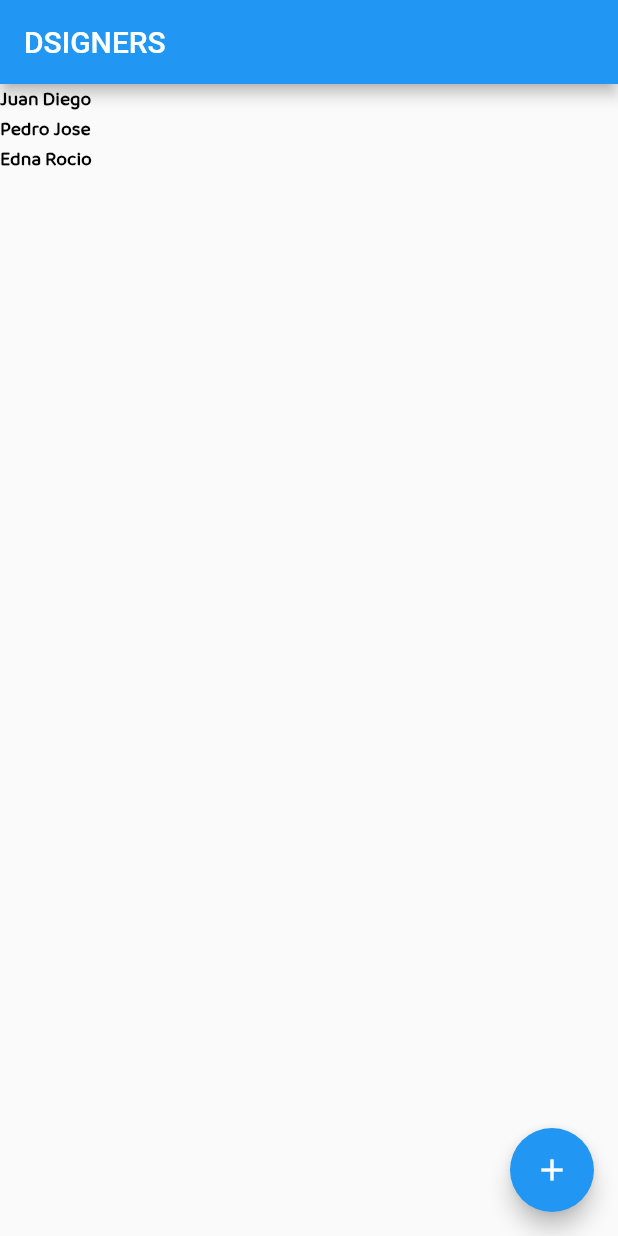
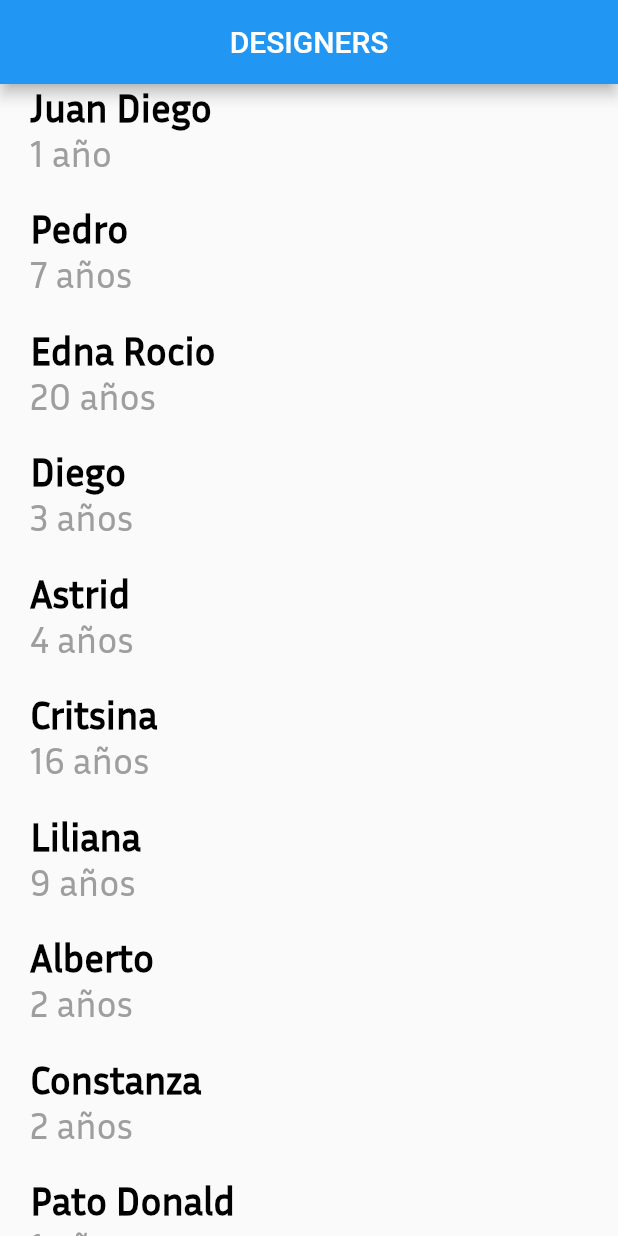
Before and after one commit to darvela/contact_list, a Flutter app: the screen it shows after launch, on a phone screen of 412 x 824 dp. Run offline on Flutter 3.47's test engine with Material 2 defaults, Android fonts, the phone set to English and light mode, and no system bars.

Commit message:
Column is created to locate name and experience, Styles applied to text Font is changed beacause the interline space is very big and it impacts de proximity principle

```diff
--- a/fonts/Baloo_Thambi_2/OFL.txt
+++ b/fonts/Lobster/OFL.txt
@@ -1,4 +1,4 @@
-Copyright (c) 2015 Ek Type (www.ektype.in)
+Copyright 2010 The Lobster Project Authors (https://github.com/impallari/The-Lobster-Font), with Reserved Font Name "Lobster".
 
 This Font Software is licensed under the SIL Open Font License, Version 1.1.
 This license is copied below, and is also available with a FAQ at:
--- a/lib/contact.dart
+++ b/lib/contact.dart
@@ -1,26 +1,57 @@
+
 import 'package:flutter/material.dart';
 
 class Contact extends StatelessWidget{
 
-  String name = "Juan Diego";
+  String name;
+  String experience;
 
-
-  Contact(this.name);
+  Contact(this.name, this.experience);
 
   @override
   Widget build(BuildContext context) {
-    final contactInfo = Container(
-      child: Text(
+
+    final contactName = Container (
+      margin: EdgeInsets.only(
+        left: 20.0,
+      ),
+      child: Text (
         name,
         textAlign: TextAlign.left,
         style: TextStyle(
-          fontFamily: "Baloo_Thambi_2",
-          fontSize: 13.0,
-          fontWeight: FontWeight.bold,
-          color: Colors.black
+            fontFamily: "Inria_Sans",
+            fontSize: 26.0,
+            fontWeight: FontWeight.bold,
+            color: Colors.black
+        ),
       ),
-      )
     );
+
+    final contactExperience = Container (
+      margin: EdgeInsets.only(
+        left: 20.0,
+        bottom: 20.0
+      ),
+      child: Text (
+        experience,
+        textAlign: TextAlign.left,
+        style: TextStyle(
+            fontFamily: "Inria_Sans",
+            fontSize: 25.0,
+            fontWeight: FontWeight.normal,
+            color: Colors.grey
+        ),
+      ),
+    );
+
+    final contactInfo = Column(
+      crossAxisAlignment: CrossAxisAlignment.start,
+      children: <Widget>[
+        contactName,
+        contactExperience
+      ],
+    );
+
     return contactInfo;
   }
 
--- a/lib/contact_list.dart
+++ b/lib/contact_list.dart
@@ -6,9 +6,17 @@ class ContactList extends StatelessWidget{
   Widget build(BuildContext context) {
     final list = ListView(
       children: <Widget>[
-        Contact("Juan Diego"),
-        Contact("Pedro Jose"),
-        Contact("Edna Rocio")
+        Contact("Juan Diego", "1 año"),
+        Contact("Pedro", "7 años"),
+        Contact("Edna Rocio", "20 años"),
+        Contact("Diego", "3 años"),
+        Contact("Astrid", "4 años"),
+        Contact("Critsina", "16 años"),
+        Contact("Liliana", "9 años"),
+        Contact("Alberto", "2 años"),
+        Contact("Constanza", "2 años"),
+        Contact("Pato Donald", "1 años"),
+        Contact("Almost before we knew", "1 años")
       ],
     );
     return list;
--- a/lib/main.dart
+++ b/lib/main.dart
@@ -21,7 +21,7 @@ class MyApp extends StatelessWidget {
         // is not restarted.
         primarySwatch: Colors.blue,
       ),
-      home: MyHomePage(title: 'DSIGNERS'),
+      home: MyHomePage(title: 'DESIGNERS'),
     );
   }
 }
@@ -45,18 +45,6 @@ class MyHomePage extends StatefulWidget {
 }
 
 class _MyHomePageState extends State<MyHomePage> {
-  int _counter = 0;
-
-  void _incrementCounter() {
-    setState(() {
-      // This call to setState tells the Flutter framework that something has
-      // changed in this State, which causes it to rerun the build method below
-      // so that the display can reflect the updated values. If we changed
-      // _counter without calling setState(), then the build method would not be
-      // called again, and so nothing would appear to happen.
-      _counter++;
-    });
-  }
 
   @override
   Widget build(BuildContext context) {
@@ -71,17 +59,13 @@ class _MyHomePageState extends State<MyHomePage> {
         // Here we take the value from the MyHomePage object that was created by
         // the App.build method, and use it to set our appbar title.
         title: Text(widget.title),
+        centerTitle: true,
       ),
-      body: Center(
-        // Center is a layout widget. It takes a single child and positions it
-        // in the middle of the parent.
-        child: ContactList()
-      ),
-      floatingActionButton: FloatingActionButton(
-        onPressed: _incrementCounter,
-        tooltip: 'Increment',
-        child: Icon(Icons.add),
-      ), // This trailing comma makes auto-formatting nicer for build methods.
+      body: Stack(
+        children: <Widget>[
+          ContactList()
+        ],
+      )
     );
   }
 }
```
Also changed, not shown: fonts/Inria_Sans/OFL.txt (added, +93 -0 lines), pubspec.yaml (+5 -2 lines), fonts/Inria_Sans/InriaSans-Bold.ttf (added), fonts/Inria_Sans/InriaSans-BoldItalic.ttf (added), fonts/Inria_Sans/InriaSans-Italic.ttf (added), fonts/Inria_Sans/InriaSans-Light.ttf (added), fonts/Inria_Sans/InriaSans-LightItalic.ttf (added), fonts/Inria_Sans/InriaSans-Regular.ttf (added), fonts/Lobster/Lobster-Regular.ttf (added).
